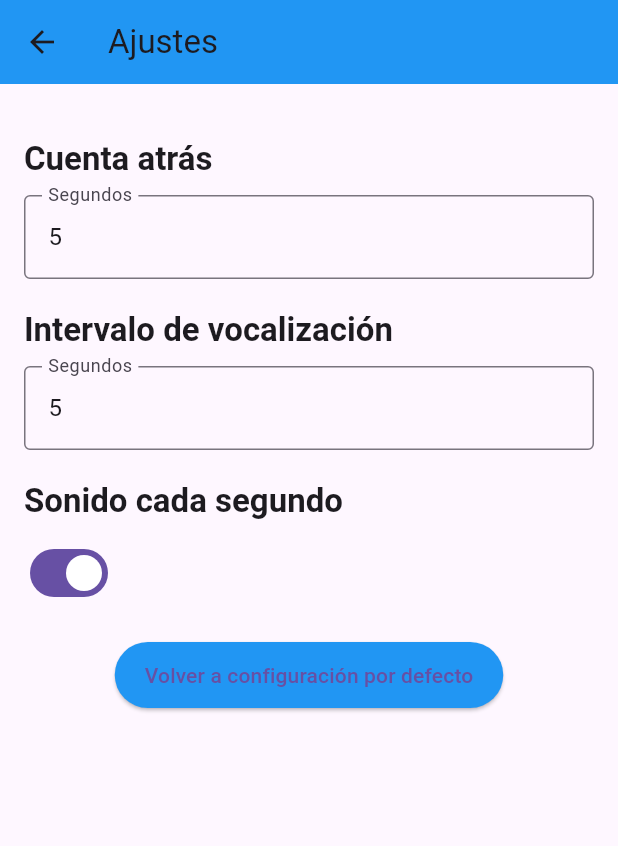
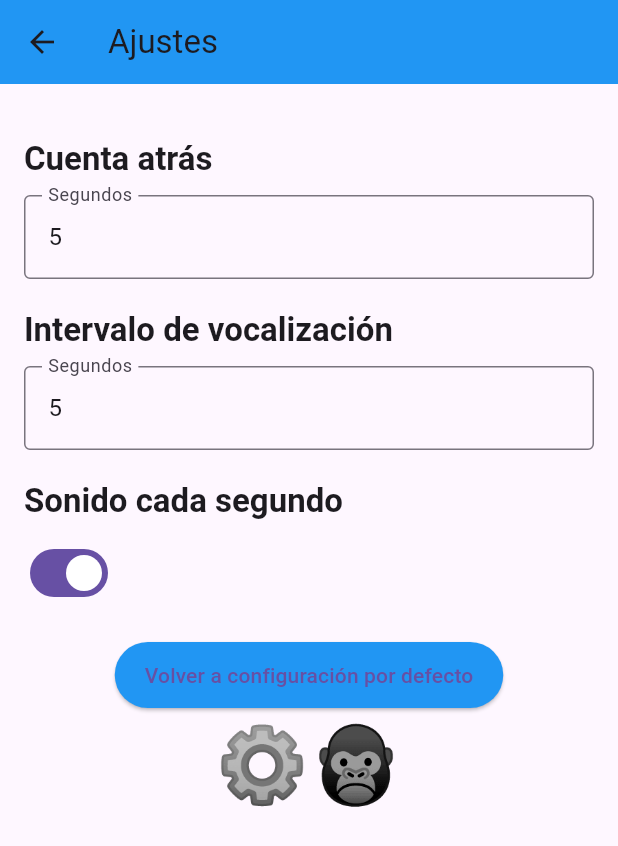
Before and after one commit to AlvaroFerGar/monkimeter, a Flutter app: the AjustesPage screen opened by its route, on a phone screen of 412 x 824 dp. Shown: the top 846 px of the screen. Run offline on Flutter 3.47's test engine with Material 3 defaults, Android fonts, the phone set to English and light mode, and no system bars; our stand-ins replace audioplayers, flutter_tts, shared_preferences, sqflite; accounts and stored records are empty.

Commit message:
Añadidos unos emojis decorativos

```diff
--- a/lib/settings_page.dart
+++ b/lib/settings_page.dart
@@ -121,6 +121,12 @@ class _AjustesPageState extends State<AjustesPage> {
                   ),
                 ),
               ),
+              Center(
+                child: Text(
+                  '⚙️🦍',
+                  style: TextStyle(fontSize: 50),
+                ),
+              ),
             ],
           ),
         ),
```
